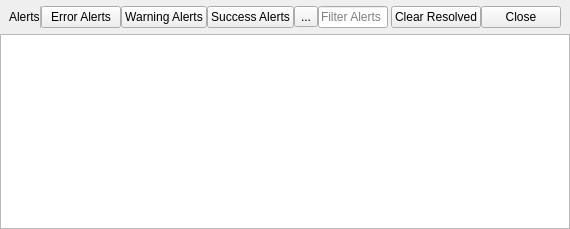
Qt form WidgetsModule/Notifier/notifyconsole.ui (HowCanidothis/DevLib) before a commit.
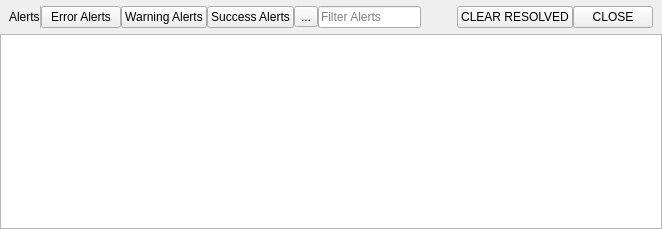
The same form after that commit.

Diff of the .ui file:
```diff
--- a/WidgetsModule/Notifier/notifyconsole.ui
+++ b/WidgetsModule/Notifier/notifyconsole.ui
@@ -6,7 +6,7 @@
    <rect>
     <x>0</x>
     <y>0</y>
-    <width>570</width>
+    <width>662</width>
     <height>229</height>
    </rect>
   </property>
@@ -144,7 +144,7 @@
         <string>Clear Resolved</string>
        </property>
        <property name="text">
-        <string>Clear Resolved</string>
+        <string>CLEAR RESOLVED</string>
        </property>
       </widget>
      </item>
@@ -154,7 +154,7 @@
         <string>Hide Notifications Pane</string>
        </property>
        <property name="text">
-        <string>Close</string>
+        <string>CLOSE</string>
        </property>
       </widget>
      </item>
```
